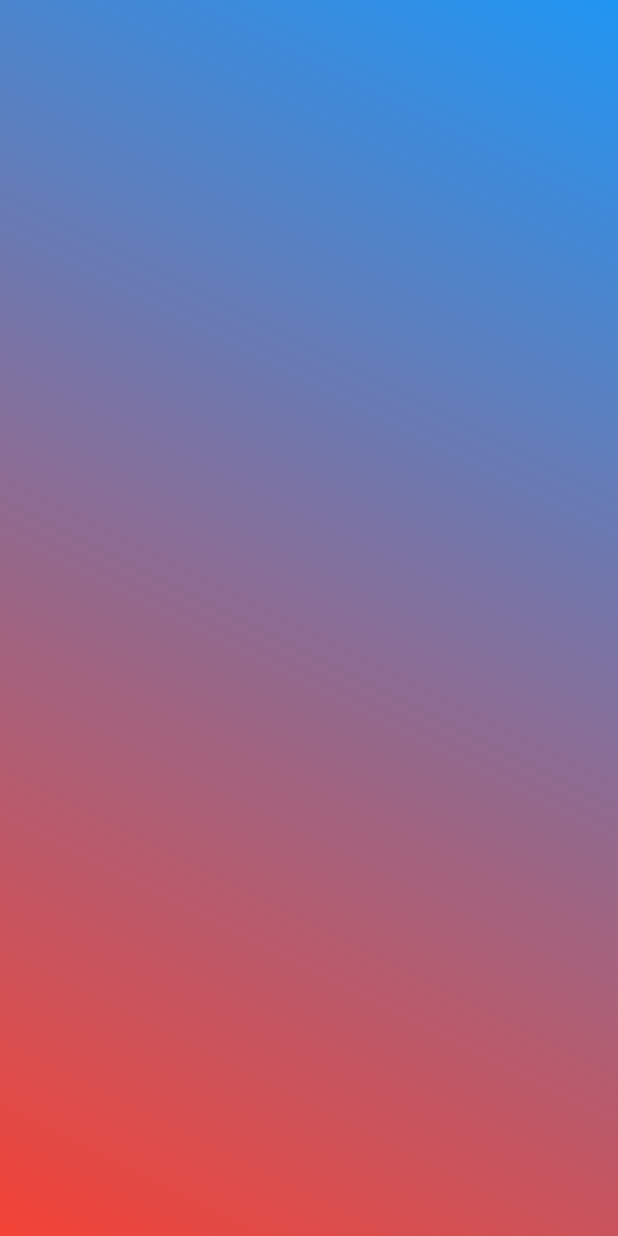
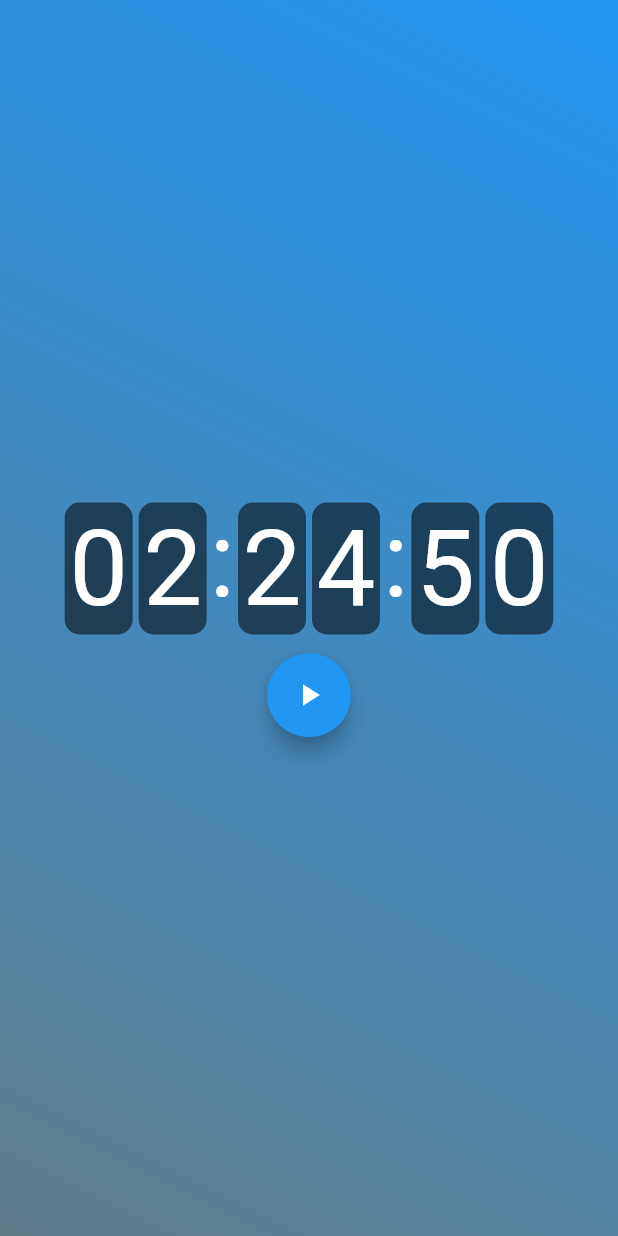
Before and after one commit to choisoonsin/flutter_samples, a Flutter app: the screen it shows after launch, on a phone screen of 412 x 824 dp. Run offline on Flutter 3.47's test engine with Material 2 defaults, Android fonts, the phone set to English and light mode, and no system bars; our stand-ins replace bloc, bloc_concurrency, cached_network_image, device_preview, equatable, firebase_auth and 4 more; accounts and stored records are empty; generated files the repository leaves out were written again.

Commit message:
Add something

```diff
--- a/exam_bloc_timer_new/lib/main.dart
+++ b/exam_bloc_timer_new/lib/main.dart
@@ -24,15 +24,144 @@ class _Timer extends StatelessWidget {
       body: Stack(
         alignment: Alignment.center,
         children: [
-          Container(
-            decoration: const BoxDecoration(
-                gradient: LinearGradient(
-                    begin: Alignment.topRight,
-                    end: Alignment.bottomLeft,
-                    colors: [Colors.blue, Colors.red])),
-          ),
+          const BackGround(),
+          Column(
+            mainAxisAlignment: MainAxisAlignment.center,
+            children: [
+              DisplayTimer(),
+              SizedBox(
+                height: 10,
+              ),
+              ActionBar()
+            ],
+          )
         ],
       ),
     );
   }
 }
+
+class BackGround extends StatelessWidget {
+  const BackGround({Key? key}) : super(key: key);
+
+  @override
+  Widget build(BuildContext context) {
+    return Container(
+      decoration: const BoxDecoration(
+          gradient: LinearGradient(
+              begin: Alignment.topRight,
+              end: Alignment.bottomLeft,
+              colors: [Colors.blue, Colors.blueGrey])),
+    );
+  }
+}
+
+class DisplayTimer extends StatelessWidget {
+  const DisplayTimer({Key? key}) : super(key: key);
+
+  static const _timerTextStyle = TextStyle(fontSize: 70, color: Colors.white);
+
+  Widget _PieceTimer({required String displayNumber}) {
+    return Container(
+      margin: const EdgeInsets.symmetric(horizontal: 2),
+      padding: const EdgeInsets.all(3),
+      decoration: BoxDecoration(
+          borderRadius: BorderRadius.circular(10), color: Colors.black54),
+      child: Text(
+        displayNumber,
+        style: _timerTextStyle,
+      ),
+    );
+  }
+
+  Widget _Colon() {
+    return Container(
+      padding: EdgeInsets.only(bottom: 11),
+      child: Text(
+        ":",
+        style: _timerTextStyle,
+      ),
+    );
+  }
+
+  List<Widget> _Timer({required int time}) {
+    final _sec = (time % 60).floor().toString().padLeft(2, '0'); // seconds
+    final _min =
+        ((time / 60) % 60).floor().toString().padLeft(2, '0'); // minutes
+    final _hour = (time / 60 / 60).floor().toString().padLeft(2, '0'); // hours
+
+    print('Hours $_hour, Minutes $_min, Seconds $_sec');
+
+    return [
+      _PieceTimer(displayNumber: _hour.substring(0, 1)),
+      _PieceTimer(displayNumber: _hour.substring(1, 2)),
+      _Colon(),
+      _PieceTimer(displayNumber: _min.substring(0, 1)),
+      _PieceTimer(displayNumber: _min.substring(1, 2)),
+      _Colon(),
+      _PieceTimer(displayNumber: _sec.substring(0, 1)),
+      _PieceTimer(displayNumber: _sec.substring(1, 2)),
+    ];
+  }
+
+  @override
+  Widget build(BuildContext context) {
+    return Container(
+      child: Row(
+        mainAxisAlignment: MainAxisAlignment.center,
+        children: [..._Timer(time: 8690)],
+      ),
+    );
+  }
+}
+
+enum ActionStatus { init, progress, pause, complete }
+
+class ActionBar extends StatelessWidget {
+  const ActionBar({Key? key}) : super(key: key);
+
+  @override
+  Widget build(BuildContext context) {
+    const _state = ActionStatus.init;
+
+    return Container(
+      child: Row(
+        mainAxisAlignment: MainAxisAlignment.spaceEvenly,
+        children: [
+          if (_state == ActionStatus.init) ...[
+            FloatingActionButton(
+              child: const Icon(Icons.play_arrow),
+              onPressed: () => print('Play'),
+            ),
+          ],
+          if (_state == ActionStatus.progress) ...[
+            FloatingActionButton(
+              child: const Icon(Icons.pause),
+              onPressed: () => print('Pause'),
+            ),
+            FloatingActionButton(
+              child: const Icon(Icons.replay),
+              onPressed: () => print('Replay'),
+            ),
+          ],
+          if (_state == ActionStatus.pause) ...[
+            FloatingActionButton(
+              child: const Icon(Icons.play_arrow),
+              onPressed: () => print('Resume'),
+            ),
+            FloatingActionButton(
+              child: const Icon(Icons.replay),
+              onPressed: () => print('Reset'),
+            ),
+          ],
+          if (_state == ActionStatus.complete) ...[
+            FloatingActionButton(
+              child: const Icon(Icons.replay),
+              onPressed: () => print('Reset'),
+            ),
+          ]
+        ],
+      ),
+    );
+  }
+}
--- a/exam_stream/lib/main.dart
+++ b/exam_stream/lib/main.dart
@@ -27,8 +27,7 @@ class _Timer extends StatefulWidget {
 class Ticker {
   const Ticker();
   Stream<int> tick({required int ticks}) {
-    return Stream.periodic(Duration(seconds: 1), (x) => ticks - x - 1)
-        .take(ticks);
+    return Stream.periodic(Duration(seconds: 1), (x) => ticks - x).take(ticks);
   }
 }
 
@@ -72,25 +71,16 @@ class __TimerState extends State<_Timer> {
       body: Column(
         mainAxisAlignment: MainAxisAlignment.center,
         children: [
-          Center(
-            child: Text(_currentTick == null ? '' : _currentTick.toString()),
+          Container(
+            padding: const EdgeInsets.all(10),
+            decoration: const BoxDecoration(
+                color: Colors.black,
+                borderRadius: BorderRadius.all(Radius.circular(15))),
+            child: Text(
+              _currentTick == null ? '' : _currentTick.toString(),
+              style: TextStyle(fontSize: 100, color: Colors.white),
+            ),
           ),
-          // Center(
-          //   child: StreamBuilder(
-          //     stream: subscription,
-          //     builder: (context, snapshot) {
-          //       if (snapshot.hasData) {
-          //         // _setCurrentTime(snapshot.data as int);
-          //         return Text(
-          //           snapshot.data.toString(),
-          //           style: const TextStyle(fontSize: 40),
-          //         );
-          //       } else {
-          //         return const Text('');
-          //       }
-          //     },
-          //   ),
-          // ),
           const SizedBox(
             height: 20,
           ),
```
